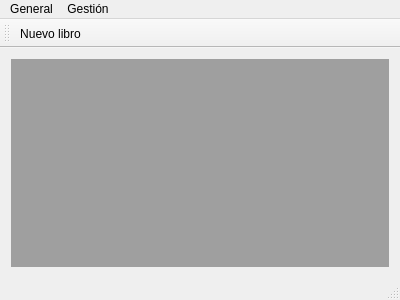
The window that mainwindow.ui (rogorido/libroskop) describes before a commit, drawn with Qt 5.
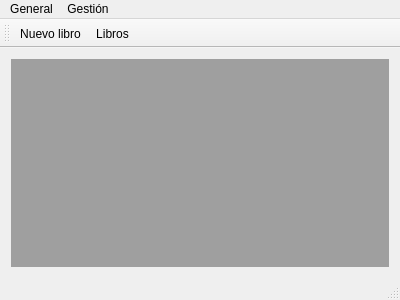
The same window after the commit. Icons and pictures are not drawn.

Commit message: Menores de iconos, etc.

The edit to the form file:
```diff
--- a/mainwindow.ui
+++ b/mainwindow.ui
@@ -54,6 +54,7 @@
     <bool>false</bool>
    </attribute>
    <addaction name="actionNuevoLibro"/>
+   <addaction name="actionLibros"/>
   </widget>
   <widget class="QStatusBar" name="statusBar"/>
   <action name="actionNuevoLibro">
```
Left out of the diff: 4 changed lines with no effect on the pictures. The commit also changes 2 other files.
